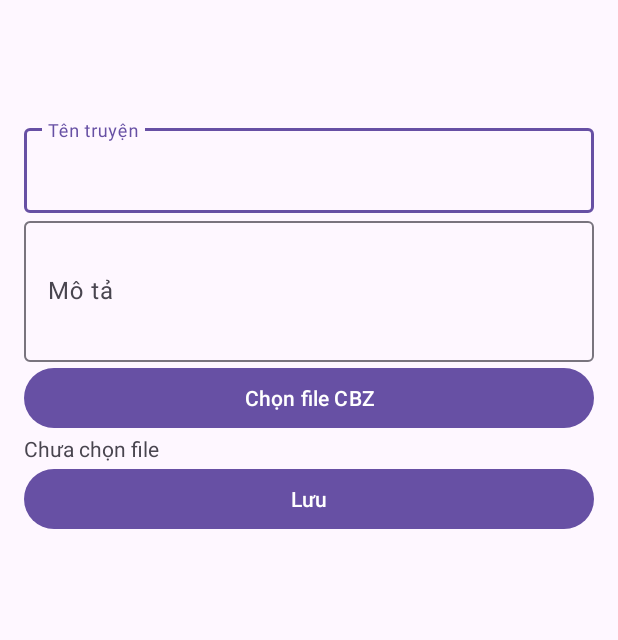
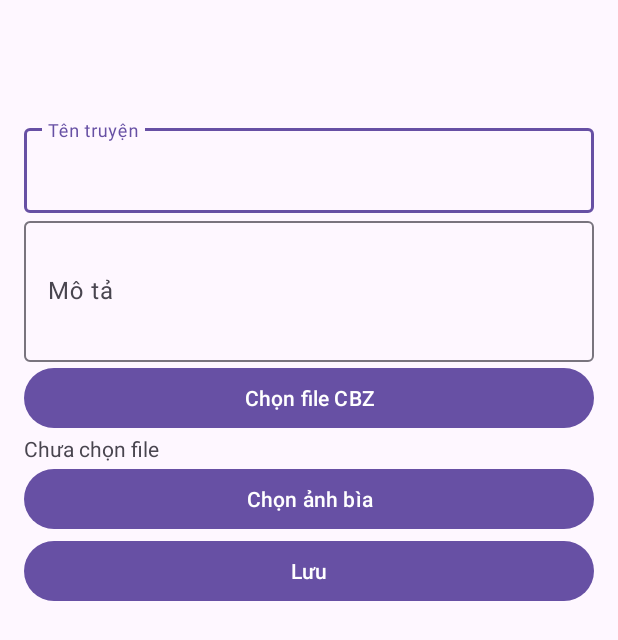
Before and after one commit to FLD-TN/QuanLiTruyen, an Android app: the AddTruyenActivity screen opened directly, with no data from a screen before it, on a phone screen of 412 x 824 dp. Shown: the top 640 px of the screen. Run offline under Robolectric (Android 15) with nearby library versions, the phone set to English and light mode, and no system bars.

Commit message:
update backup

```diff
--- a/app/src/main/res/layout/activity_add_truyen.xml
+++ b/app/src/main/res/layout/activity_add_truyen.xml
@@ -63,11 +63,20 @@
         app:layout_constraintEnd_toEndOf="parent" />
 
     <com.google.android.material.button.MaterialButton
+        android:id="@+id/btnPickImg"
+        android:layout_width="0dp"
+        android:layout_height="wrap_content"
+        android:text="Chọn ảnh bìa"
+        app:layout_constraintTop_toBottomOf="@id/txtFileName"
+        app:layout_constraintStart_toStartOf="parent"
+        app:layout_constraintEnd_toEndOf="parent" />
+
+    <com.google.android.material.button.MaterialButton
         android:id="@+id/btnLuu"
         android:layout_width="0dp"
         android:layout_height="wrap_content"
         android:text="Lưu"
-        app:layout_constraintTop_toBottomOf="@id/txtFileName"
+        app:layout_constraintTop_toBottomOf="@id/btnPickImg"
         app:layout_constraintStart_toStartOf="parent"
         app:layout_constraintEnd_toEndOf="parent" />
 
```
